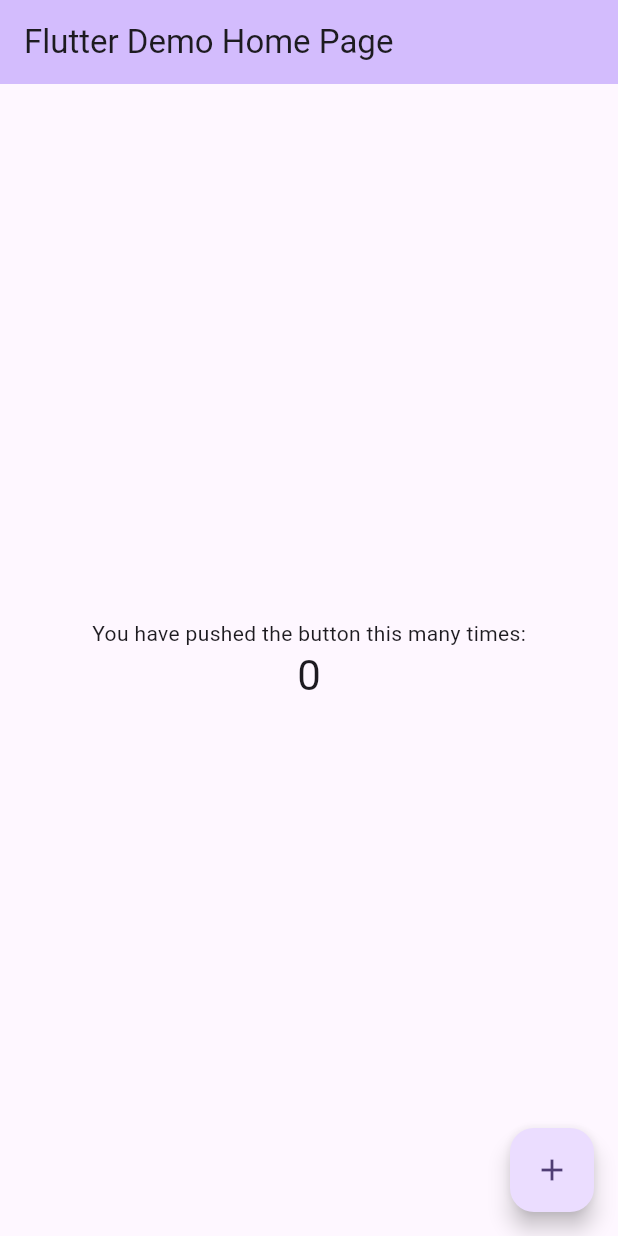
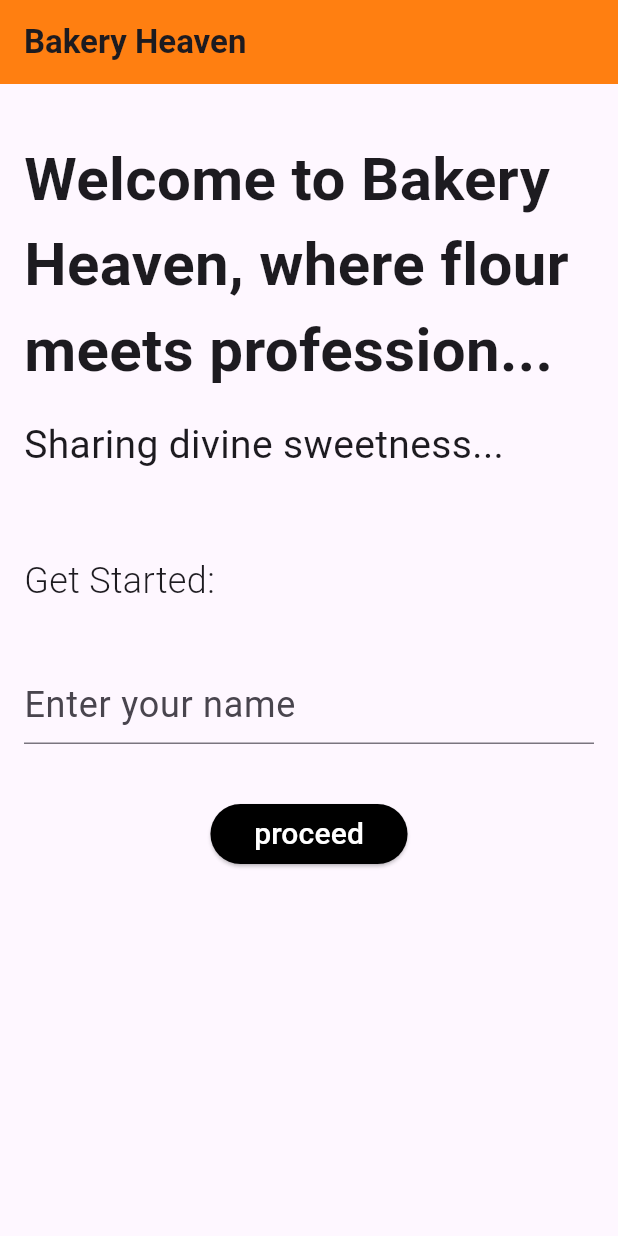
Before and after one commit to Uyog/bakery, a Flutter app: the screen it shows after launch, on a phone screen of 412 x 824 dp. Run offline on Flutter 3.47's test engine with Material 3 defaults, Android fonts, the phone set to English and light mode, and no system bars.

Commit message:
My New Bakery

```diff
--- /dev/null
+++ b/lib/globals.dart
@@ -0,0 +1,54 @@
+import 'dart:ui';
+import 'package:flutter/material.dart';
+
+const Color primaryColor = Color(0xffFF7F11);
+const Color accentColmor = Color(0xffACBFA4);
+const Color accentColor2 = Color(0xff262626);
+
+const double primaryFontSize = 40;
+const double secondaryFontSize = 26;
+const double paragraphFontSize = 24;
+
+const String appName = "Bakery Heaven";
+const String homePageTitle =
+    "Welcome to Bakery Heaven, where flour meets profession...";
+const String homePagetextOne = "Sharing divine sweetness...";
+const String homePagetextTwo = "Get Started: ";
+
+String name = "";
+String welcomeMessage = "Hey $name ✨, this is what we have for you today...";
+
+buttonWidget(String id, dynamic func, Color background) {
+  return ElevatedButton(
+      style: ElevatedButton.styleFrom(backgroundColor: background),
+      onPressed: func,
+      child: Text(
+        id,
+        style: const TextStyle(fontSize: 20, color: Colors.white),
+      ));
+}
+
+// list of items
+List items = [
+  {
+    "title": "Banana Cake",
+    "image":
+        "https://img.bestrecipes.com.au/yXyt_oh-/w643-h428-cfill-q90/br/2018/02/easy-banana-cake-recipe-521073-1.jpg",
+    "description":
+        "This is absolutely the best banana cake I’ve ever had! It’s supremely moist with cream cheese frosting, tons of banana, brown sugar, and cinnamon flavor."
+  },
+  {
+    "title": "Strawberry Cake",
+    "image":
+        "https://www.tastesoflizzyt.com/wp-content/uploads/2023/03/strawberry-cake-14-1022x1536.jpg",
+    "description":
+        "This recipe is a classic and definitely not original to us, but it is one we shared back at the beginning of our website in 2013, because it was a tried and true family recipe. It has stood the test of time and I know your family will love it just as much as ours had."
+  },
+  {
+    "title": "Fudge Cake",
+    "image":
+        "https://imgs.search.brave.com/JXpLC_koNSmbuj8Od3v-ayS7Zan-LXIu_W7jUIghqtI/rs:fit:500:0:0/g:ce/aHR0cHM6Ly93d3cu/c3dlZXRlc3RtZW51/LmNvbS93cC1jb250/ZW50L3VwbG9hZHMv/MjAxOS8wNi9jaG9j/b2xhdGVmdWRnZWNh/a2UzMWEuanBn",
+    "description":
+        "So this isn’t a classic Chocolate Mud Cake because it has a bit of lift in it, but it is still way fudgier and mud-cake like than 99% of other chocolate cakes, including my own everyday Chocolate Cake."
+  },
+];
--- /dev/null
+++ b/lib/homepage.dart
@@ -0,0 +1,109 @@
+import 'package:flutter/material.dart';
+import 'cakeItems.dart';
+
+// importing global variables
+import 'globals.dart' as globals;
+
+class HomePage extends StatefulWidget {
+  const HomePage({super.key});
+
+  @override
+  State<HomePage> createState() => _HomePageState();
+}
+
+class _HomePageState extends State<HomePage> {
+// function to naviagte from one page to another
+  navigateToNextPage() {
+    Navigator.push(
+        context, MaterialPageRoute(builder: (context) => const CakeItems()));
+  }
+
+  // function to attain the input from use in the text field
+  final nameController = TextEditingController();
+
+  void listenToInput() {
+    globals.name = nameController.text.trim();
+  }
+
+  @override
+  void initState() {
+    super.initState();
+    // listens to the user input
+    nameController.addListener(listenToInput);
+  }
+
+  @override
+  void dispose() {
+    // disposes the namecontroller
+    nameController.dispose();
+    super.dispose();
+  }
+
+  @override
+  Widget build(BuildContext context) {
+    return Scaffold(
+        appBar: AppBar(
+          backgroundColor: globals.primaryColor,
+          title: const Text(
+            globals.appName,
+            style: TextStyle(fontWeight: FontWeight.bold),
+          ),
+        ),
+        body: SingleChildScrollView(
+          child: Column(
+            children: [
+              Container(
+                  padding: const EdgeInsets.only(
+                      top: 35, left: 16, right: 16, bottom: 16),
+                  child: const Text(
+                    globals.homePageTitle,
+                    style: TextStyle(
+                        fontSize: globals.primaryFontSize,
+                        fontWeight: FontWeight.bold),
+                  )),
+              Container(
+                  width: double.infinity,
+                  padding:
+                      const EdgeInsets.only(left: 16, right: 16, bottom: 25),
+                  child: const Text(
+                    globals.homePagetextOne,
+                    textAlign: TextAlign.start,
+                    style: TextStyle(
+                        fontSize: globals.secondaryFontSize,
+                        fontWeight: FontWeight.w400),
+                  )),
+              Container(
+                  width: double.infinity,
+                  padding: const EdgeInsets.only(
+                      top: 30, left: 16, right: 16, bottom: 16),
+                  child: const Text(
+                    globals.homePagetextTwo,
+                    textAlign: TextAlign.start,
+                    style: TextStyle(
+                        fontSize: globals.paragraphFontSize,
+                        fontWeight: FontWeight.w300),
+                  )),
+              // get started section
+              Container(
+                padding: const EdgeInsets.only(
+                    left: 16, right: 16, bottom: 36, top: 24),
+                child: TextField(
+                  controller: nameController,
+                  style: const TextStyle(
+                      fontSize: globals.paragraphFontSize,
+                      fontWeight: FontWeight.w400),
+                  decoration: const InputDecoration(
+                    hintText: 'Enter your name',
+                  ),
+                ),
+              ),
+
+              // button
+              Container(
+                  child: globals.buttonWidget(
+                      " proceed ", navigateToNextPage, Colors.black))
+            ],
+          ), // This trailing comma makes auto-formatting nicer for build methods.
+        ));
+  }
+}
--- a/lib/main.dart
+++ b/lib/main.dart
@@ -1,4 +1,5 @@
 import 'package:flutter/material.dart';
+import 'homepage.dart';
 
 void main() {
   runApp(const MyApp());
@@ -11,43 +12,19 @@ class MyApp extends StatelessWidget {
   @override
   Widget build(BuildContext context) {
     return MaterialApp(
+      debugShowCheckedModeBanner: false,
       title: 'Flutter Demo',
       theme: ThemeData(
-        // This is the theme of your application.
-        //
-        // TRY THIS: Try running your application with "flutter run". You'll see
-        // the application has a purple toolbar. Then, without quitting the app,
-        // try changing the seedColor in the colorScheme below to Colors.green
-        // and then invoke "hot reload" (save your changes or press the "hot
-        // reload" button in a Flutter-supported IDE, or press "r" if you used
-        // the command line to start the app).
-        //
-        // Notice that the counter didn't reset back to zero; the application
-        // state is not lost during the reload. To reset the state, use hot
-        // restart instead.
-        //
-        // This works for code too, not just values: Most code changes can be
-        // tested with just a hot reload.
         colorScheme: ColorScheme.fromSeed(seedColor: Colors.deepPurple),
         useMaterial3: true,
       ),
-      home: const MyHomePage(title: 'Flutter Demo Home Page'),
+      home: const MyHomePage(title: 'Bakers Heaven'),
     );
   }
 }
 
 class MyHomePage extends StatefulWidget {
   const MyHomePage({super.key, required this.title});
-
-  // This widget is the home page of your application. It is stateful, meaning
-  // that it has a State object (defined below) that contains fields that affect
-  // how it looks.
-
-  // This class is the configuration for the state. It holds the values (in this
-  // case the title) provided by the parent (in this case the App widget) and
-  // used by the build method of the State. Fields in a Widget subclass are
-  // always marked "final".
-
   final String title;
 
   @override
@@ -55,71 +32,8 @@ class MyHomePage extends StatefulWidget {
 }
 
 class _MyHomePageState extends State<MyHomePage> {
-  int _counter = 0;
-
-  void _incrementCounter() {
-    setState(() {
-      // This call to setState tells the Flutter framework that something has
-      // changed in this State, which causes it to rerun the build method below
-      // so that the display can reflect the updated values. If we changed
-      // _counter without calling setState(), then the build method would not be
-      // called again, and so nothing would appear to happen.
-      _counter++;
-    });
-  }
-
   @override
   Widget build(BuildContext context) {
-    // This method is rerun every time setState is called, for instance as done
-    // by the _incrementCounter method above.
-    //
-    // The Flutter framework has been optimized to make rerunning build methods
-    // fast, so that you can just rebuild anything that needs updating rather
-    // than having to individually change instances of widgets.
-    return Scaffold(
-      appBar: AppBar(
-        // TRY THIS: Try changing the color here to a specific color (to
-        // Colors.amber, perhaps?) and trigger a hot reload to see the AppBar
-        // change color while the other colors stay the same.
-        backgroundColor: Theme.of(context).colorScheme.inversePrimary,
-        // Here we take the value from the MyHomePage object that was created by
-        // the App.build method, and use it to set our appbar title.
-        title: Text(widget.title),
-      ),
-      body: Center(
-        // Center is a layout widget. It takes a single child and positions it
-        // in the middle of the parent.
-        child: Column(
-          // Column is also a layout widget. It takes a list of children and
-          // arranges them vertically. By default, it sizes itself to fit its
-          // children horizontally, and tries to be as tall as its parent.
-          //
-          // Column has various properties to control how it sizes itself and
-          // how it positions its children. Here we use mainAxisAlignment to
-          // center the children vertically; the main axis here is the vertical
-          // axis because Columns are vertical (the cross axis would be
-          // horizontal).
-          //
-          // TRY THIS: Invoke "debug painting" (choose the "Toggle Debug Paint"
-          // action in the IDE, or press "p" in the console), to see the
-          // wireframe for each widget.
-          mainAxisAlignment: MainAxisAlignment.center,
-          children: <Widget>[
-            const Text(
-              'You have pushed the button this many times:',
-            ),
-            Text(
-              '$_counter',
-              style: Theme.of(context).textTheme.headlineMedium,
-            ),
-          ],
-        ),
-      ),
-      floatingActionButton: FloatingActionButton(
-        onPressed: _incrementCounter,
-        tooltip: 'Increment',
-        child: const Icon(Icons.add),
-      ), // This trailing comma makes auto-formatting nicer for build methods.
-    );
+    return const HomePage();
   }
 }
```
Also changed, not shown: lib/cakeitems.dart (added, +92 -0 lines), lib/showcakedetails.dart (added, +69 -0 lines).
